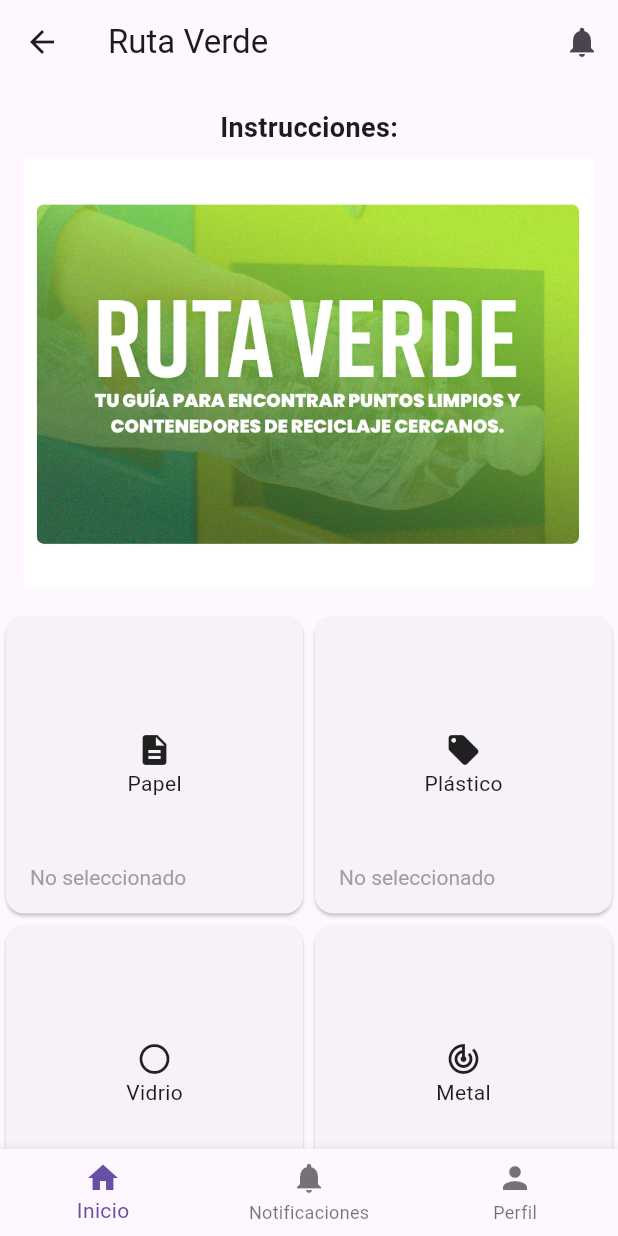
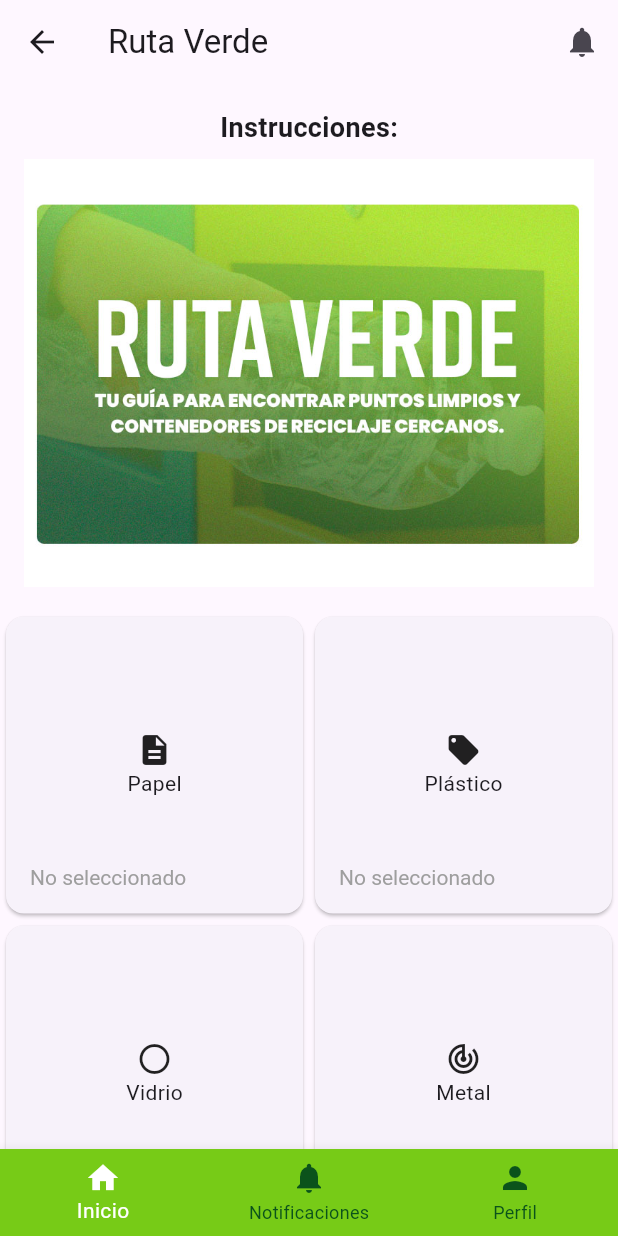
Before and after one commit to nanopaez/smart_city, a Flutter app: the HomeScreen screen opened directly, on a phone screen of 412 x 824 dp. Run offline on Flutter 3.47's test engine with Material 2 defaults, Android fonts, the phone set to English and light mode, and no system bars.

Commit message:
cambio color al navbar

```diff
--- a/lib/widgets/napbar.dart
+++ b/lib/widgets/napbar.dart
@@ -18,11 +18,14 @@ class CustomNavBarState extends State<NavBar> {
   @override
   Widget build(BuildContext context) {
     return BottomNavigationBar(
+      backgroundColor: const Color(0xFF77cb17), // Color de fondo
       currentIndex: widget.currentIndex,
       onTap: widget.onTap,
+      selectedItemColor: Colors.white, // Color de ícono seleccionado
+      unselectedItemColor: const Color.fromARGB(
+          255, 11, 83, 27), // Color de ícono no seleccionado
       items: const [
         BottomNavigationBarItem(
-          backgroundColor: Color.fromARGB(255, 251, 118, 118),
           icon: Icon(Icons.home),
           label: 'Inicio',
         ),
```
